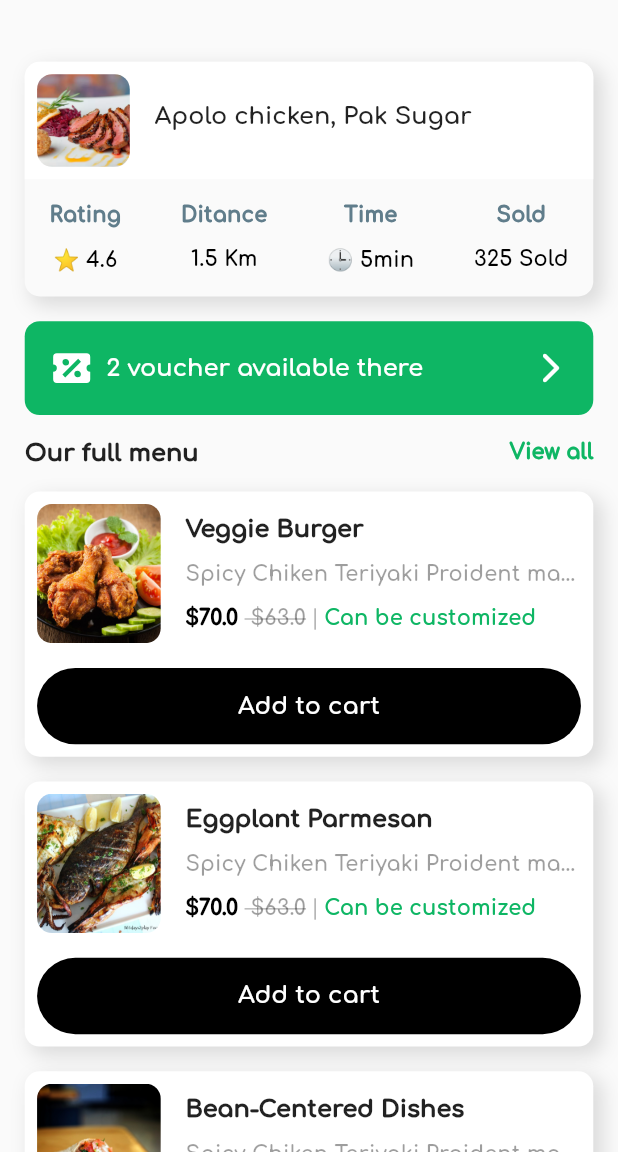
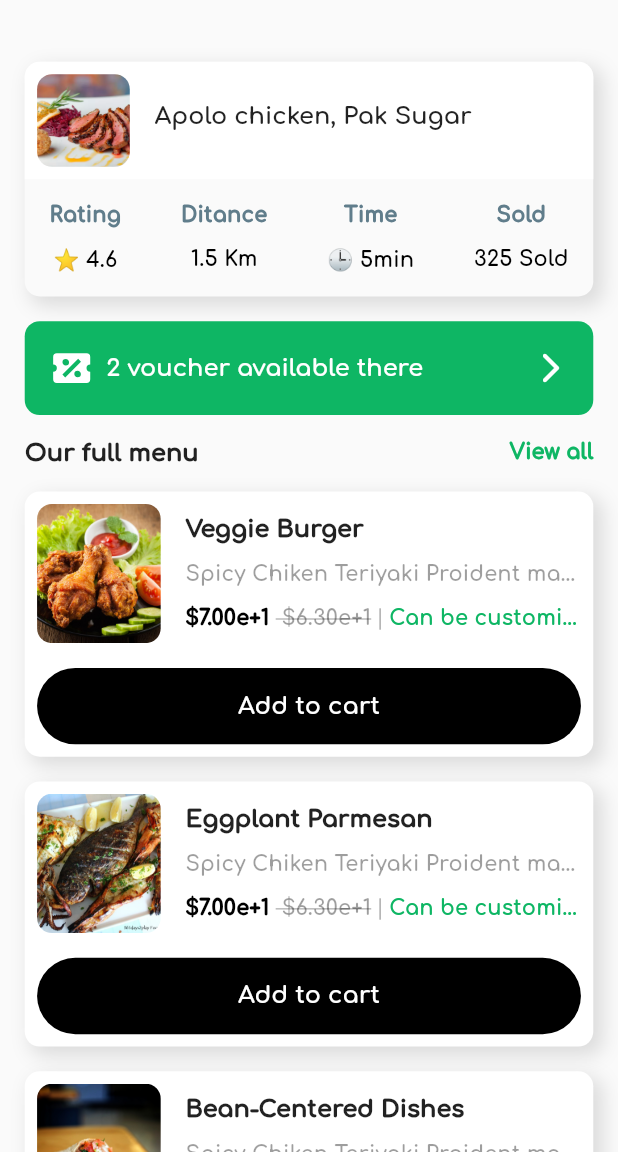
Before and after one commit to minato223/food_app_chal1, a Flutter app: the screen it shows after launch, scrolled down 265 dp, after a tap on "View all", on a phone screen of 412 x 824 dp, the part 84-1236 px from its top. Run offline on Flutter 3.47's test engine with Material 2 defaults, Android fonts, the light colour scheme and no system bars; our stand-ins replace dotted_line, flutter_svg; project files that could hold a hidden picture were left out.

Commit message:
Formattage des prix

```diff
--- a/lib/views/cart/cart.dart
+++ b/lib/views/cart/cart.dart
@@ -310,7 +310,7 @@ class Cart extends StatelessWidget {
                               ),
                             ),
                             BottomActionSheet(
-                              subtitle: "\$$total",
+                              subtitle: "\$${total.toStringAsExponential(2)}",
                               onClick: () {
                                 ScaffoldMessenger.of(context)
                                     .showSnackBar(SnackBar(
--- a/lib/views/home/home.dart
+++ b/lib/views/home/home.dart
@@ -104,15 +104,23 @@ class _HomeState extends State<Home> {
               crossAxisAlignment: CrossAxisAlignment.start,
               mainAxisAlignment: MainAxisAlignment.spaceEvenly,
               children: [
-                Text(
+                FadeSlideAnimation(
+                  direction: FadeAnimationDirection.top,
+                  duration: getDuration(.2),
+                  child: Text(
                     "Your location",
                     style: theme.textTheme.titleSmall!
                         .copyWith(color: AppColors.textColor),
                   ),
-                Text(
+                ),
+                FadeSlideAnimation(
+                  direction: FadeAnimationDirection.top,
+                  duration: getDuration(.7),
+                  child: Text(
                     "Minato Namikaze, Konohagakure",
                     style: theme.textTheme.titleMedium!
                         .copyWith(fontWeight: FontWeight.w600),
+                  ),
                 ),
               ],
             )),
--- a/lib/views/merchant-detail/widgets/merchant_food_item.dart
+++ b/lib/views/merchant-detail/widgets/merchant_food_item.dart
@@ -81,13 +81,15 @@ class MerchantFoodItem extends StatelessWidget {
                                       style: theme.textTheme.titleMedium,
                                       children: <TextSpan>[
                                         TextSpan(
-                                            text: '\$${item.price} ',
+                                            text:
+                                                '\$${item.price.toStringAsExponential(2)} ',
                                             style: theme.textTheme.titleSmall!
                                                 .copyWith(
                                                     fontWeight:
                                                         FontWeight.w900)),
                                         TextSpan(
-                                            text: ' \$${item.promotionPrice}',
+                                            text:
+                                                ' \$${item.promotionPrice.toStringAsExponential(2)}',
                                             style: theme.textTheme.titleSmall!
                                                 .copyWith(
                                                     decoration: TextDecoration
```
Also changed, not shown: lib/views/food-detail/food_detail.dart (+5 -3 lines). Lines whose indentation alone changed are shown as unchanged.
